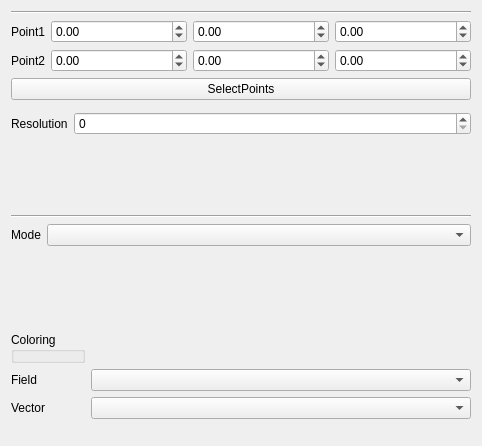
Old version of the form src/Mod/Fem/Gui/TaskPostDataAlongLine.ui in the repository makkemal/FreeCAD.
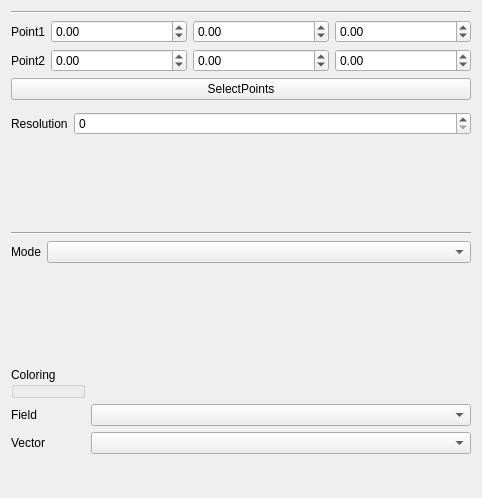
New version of the form.

Commit message: FEM: DataAlongLine: display only valid points

```diff
--- a/src/Mod/Fem/Gui/TaskPostDataAlongLine.ui
+++ b/src/Mod/Fem/Gui/TaskPostDataAlongLine.ui
@@ -7,7 +7,7 @@
     <x>0</x>
     <y>0</y>
     <width>482</width>
-    <height>446</height>
+    <height>498</height>
    </rect>
   </property>
   <property name="windowTitle">
```
Left out of the diff: 6 changed lines with no effect on the pictures. The commit also changes 2 other files.
